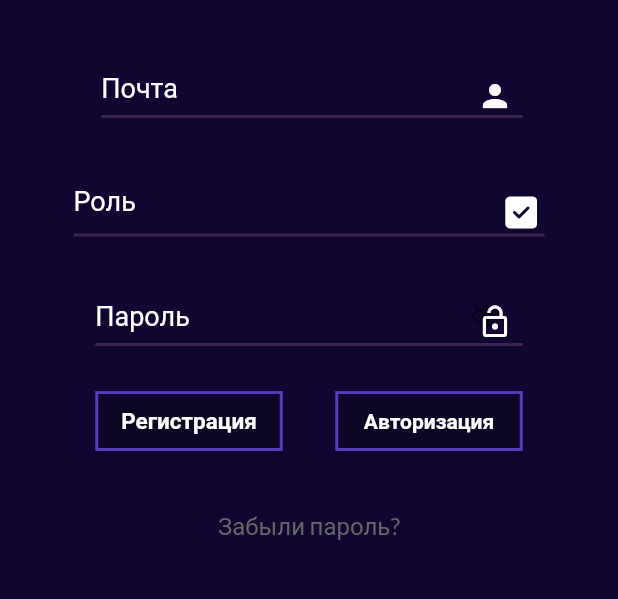
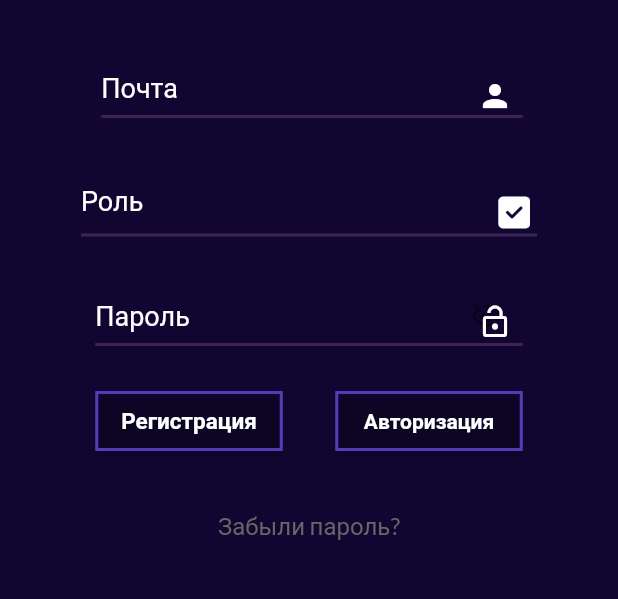
Before and after one commit to Sypexx/iMake, a Flutter app: the screen it shows after launch, on a phone screen of 412 x 824 dp, the part 575-1174 px from its top. Run offline on Flutter 3.47's test engine with Material 2 defaults, Android fonts, the phone set to English and light mode, and no system bars; drawn by our look-alikes of auto_size_text; our stand-ins replace built_collection, built_value, cloud_firestore, firebase_auth, firebase_core, firebase_storage and 8 more; missing offline and left inert: mime_type; accounts and stored records are empty; generated files the repository leaves out were written again.

Commit message:
Updating to latest FlutterFlow output.

```diff
--- a/lib/auth_page/auth_page_widget.dart
+++ b/lib/auth_page/auth_page_widget.dart
@@ -127,7 +127,7 @@ class _AuthPageWidgetState extends State<AuthPageWidget> {
                           ),
                         ),
                         Padding(
-                          padding: EdgeInsets.fromLTRB(45, 0, 45, 30),
+                          padding: EdgeInsets.fromLTRB(50, 0, 50, 30),
                           child: Stack(
                             children: [
                               Align(
```
